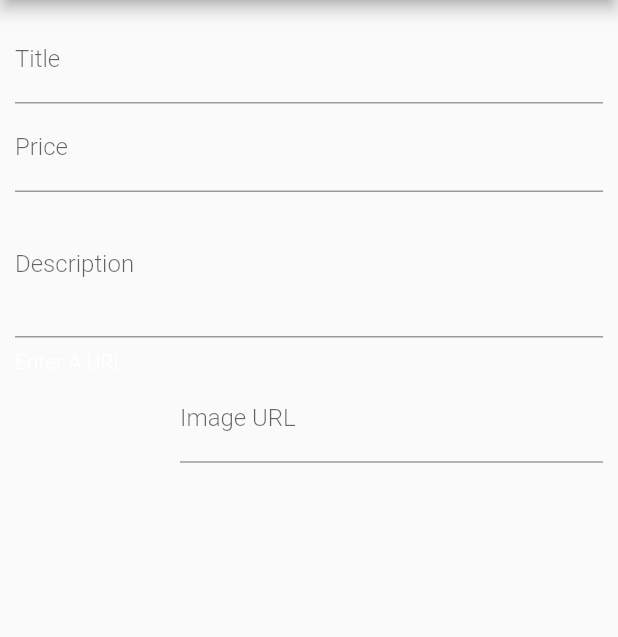
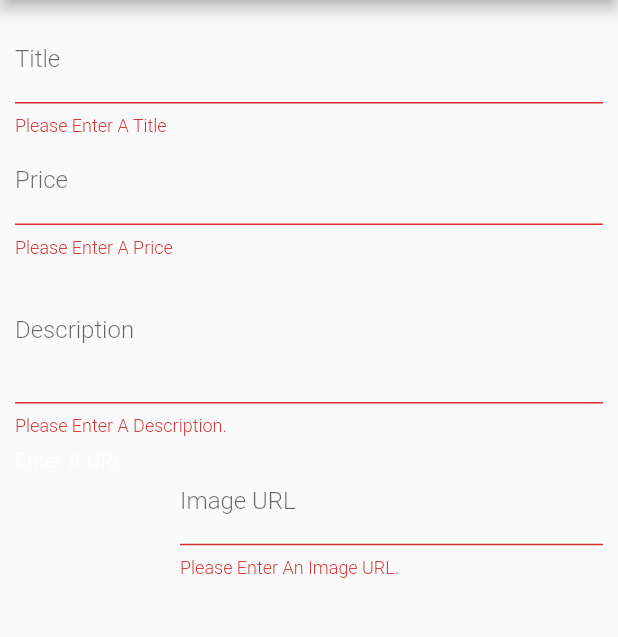
Before and after one commit to reuben21/Apps-Built-using-Flutter, a Flutter app: the EditProductScreen screen opened by its route, after a tap on the "save" icon, on a phone screen of 412 x 824 dp, the part 84-721 px from its top. Run offline on Flutter 3.47's test engine with Material 2 defaults, Android fonts, the phone set to English and light mode, and no system bars; network calls fail; Roboto replaces fonts that are missing (Handlee).

Commit message:
Adding Validation to All Inputs

```diff
--- a/lib/screens/edit_product_screen.dart
+++ b/lib/screens/edit_product_screen.dart
@@ -48,13 +48,17 @@ class _EditProductScreenState extends State<EditProductScreen> {
   }
 
   void _saveForm() {
+    final isValid = _form.currentState.validate();
+    if (!isValid) {
+      return;
+    }
+
     _form.currentState.save();
     print(_editedProduct.title);
     print(_editedProduct.description);
     print(_editedProduct.price);
     print(_editedProduct.imageUrl);
     // print(_editedProduct.title);
-
   }
 
   @override
@@ -82,6 +86,12 @@ class _EditProductScreenState extends State<EditProductScreen> {
                 onFieldSubmitted: (_) {
                   FocusScope.of(context).requestFocus(_priceForNode);
                 },
+                validator: (value) {
+                  if (value.isEmpty) {
+                    return "Please Enter A Title";
+                  }
+                  return null;
+                },
                 onSaved: (value) {
                   _editedProduct = Product(
                       title: value,
@@ -99,6 +109,18 @@ class _EditProductScreenState extends State<EditProductScreen> {
                 focusNode: _priceForNode,
                 onFieldSubmitted: (_) {
                   FocusScope.of(context).requestFocus(_descriptionForNode);
+                },
+                validator: (value) {
+                  if (value.isEmpty) {
+                    return "Please Enter A Price";
+                  }
+                  if (double.tryParse(value) == null) {
+                    return 'Please Enter A Valid Number';
+                  }
+                  if (double.parse(value) <= 0) {
+                    return 'Please Enter A Price Greater than 0';
+                  }
+                  return null;
                 },
                 onSaved: (value) {
                   _editedProduct = Product(
@@ -123,8 +145,16 @@ class _EditProductScreenState extends State<EditProductScreen> {
                       imageUrl: _editedProduct.imageUrl,
                       id: null);
                 },
+                validator: (value) {
+                  if (value.isEmpty) {
+                    return "Please Enter A Description.";
+                  }
+                  if (value.length < 10) {
+                    return 'Should be at least 10 Characters long';
+                  }
+                  return null;
+                },
               ),
-
               Row(
                 children: [
                   Container(
@@ -139,6 +169,15 @@ class _EditProductScreenState extends State<EditProductScreen> {
                   ),
                   Expanded(
                       child: TextFormField(
+                    validator: (value) {
+                      if (value.isEmpty) {
+                        return "Please Enter An Image URL.";
+                      }
+                      if (!value.startsWith('http') && !value.startsWith('https')) {
+                        return 'Please Enter a Valid URL';
+                      }
+                      return null;
+                    },
                     decoration: InputDecoration(labelText: 'Image URL'),
                     keyboardType: TextInputType.url,
                     textInputAction: TextInputAction.done,
```
Lines whose indentation alone changed are shown as unchanged.
